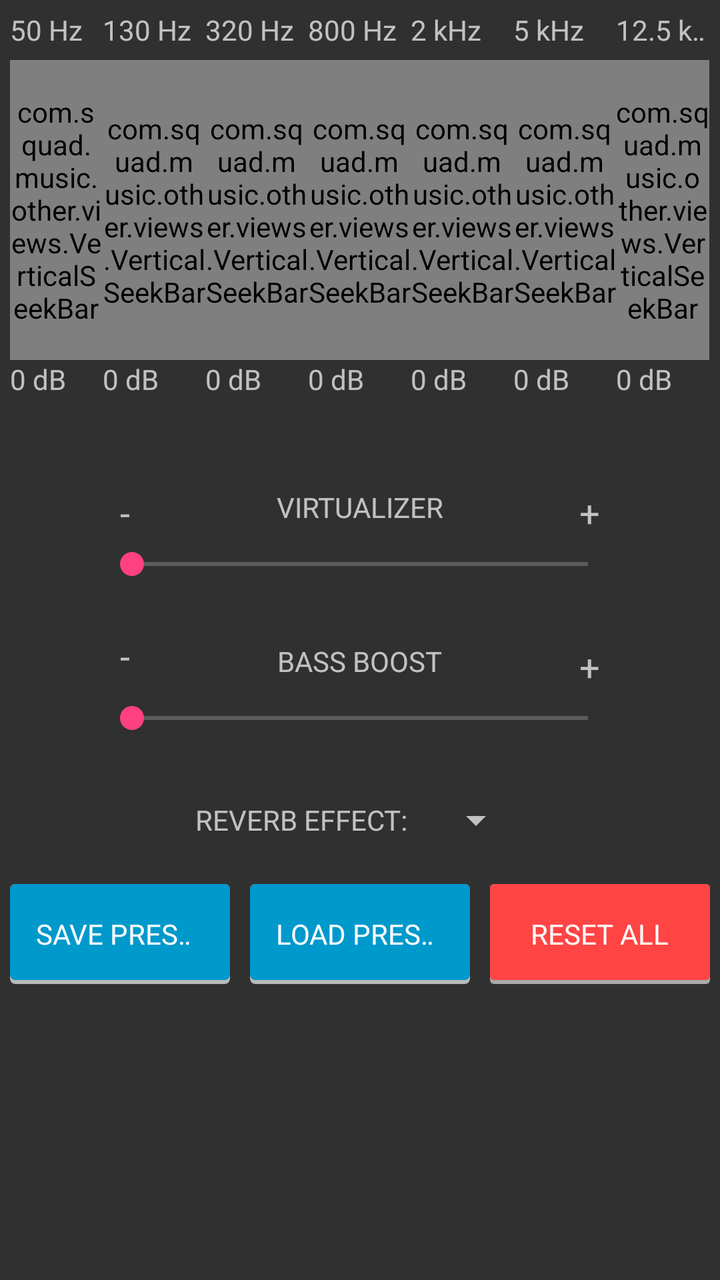
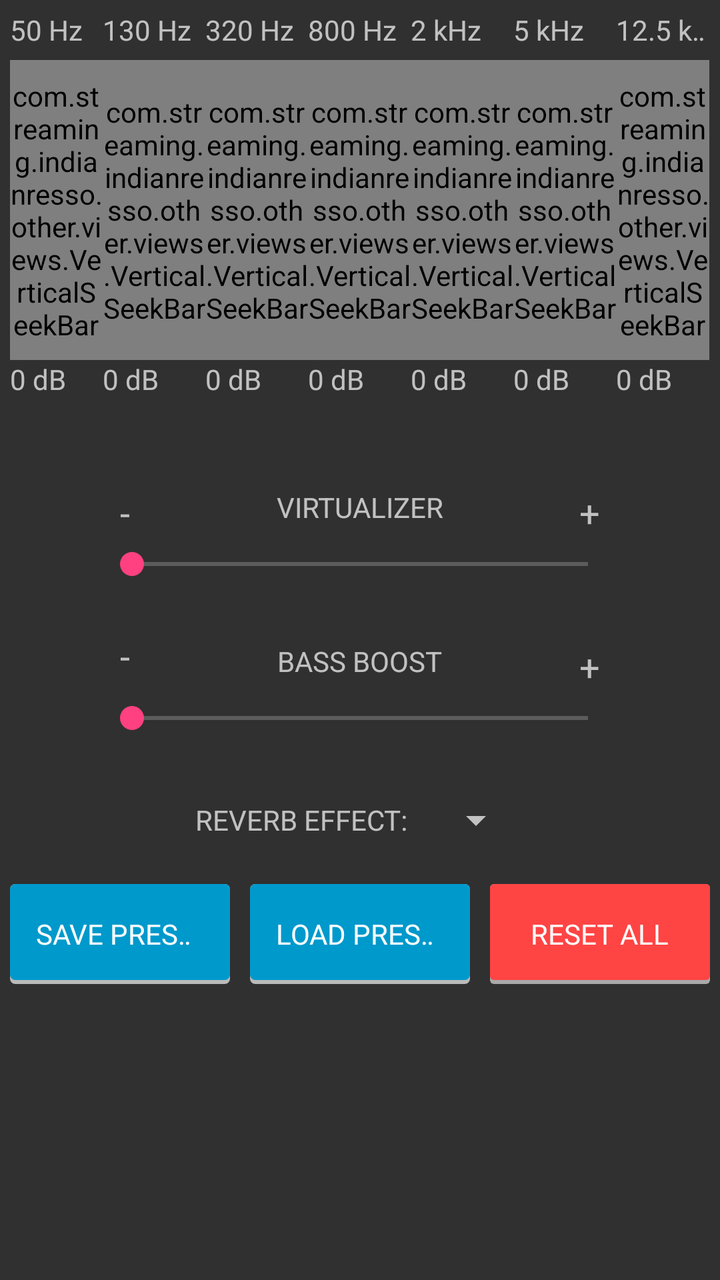

Before-and-after screenshots of an Android layout around one commit, followed by the original layout XML and the change that was made.
<!-- AndroidManifest.xml: application theme AppThemeDark -->
<!-- res/layout/fragment_equalizer.xml -->
<ScrollView xmlns:android="http://schemas.android.com/apk/res/android"
            xmlns:app="http://schemas.android.com/apk/res-auto"
            xmlns:tools="http://schemas.android.com/tools"
            android:id="@+id/equalizerScrollView"
            android:layout_width="match_parent"
            android:layout_height="match_parent"
            app:layout_behavior="@string/appbar_scrolling_view_behavior"
            tools:context=".ui.activity.EqualizerActivity"
            tools:showIn="@layout/activity_equalizer">

    <RelativeLayout
        android:layout_width="match_parent"
        android:layout_height="match_parent">

        <LinearLayout
            android:id="@+id/equalizerLinearLayout"
            android:layout_width="wrap_content"
            android:layout_height="wrap_content"
            android:layout_centerHorizontal="true"
            android:orientation="horizontal">

            

            <RelativeLayout
                android:layout_width="0dp"
                android:layout_height="match_parent"
                android:layout_weight="0.2"
                android:paddingLeft="5dp">

                <com.squad.music.other.views.VerticalSeekBar
                    android:id="@+id/equalizer50Hz"
                    android:layout_width="wrap_content"
                    android:layout_height="150dp"
                    android:layout_marginTop="30dp"
                    android:max="31"
                    android:progress="16"/>

                <TextView
                    android:id="@+id/text50Hz"
                    android:layout_width="fill_parent"
                    android:layout_height="wrap_content"
                    android:layout_alignLeft="@+id/equalizer50Hz"
                    android:layout_alignTop="@+id/equalizer50Hz"
                    android:layout_marginTop="-25dp"
                    android:ellipsize="marquee"
                    android:singleLine="true"
                    android:text="50 Hz"
                    android:textAppearance="?android:attr/textAppearanceSmall"/>

                <TextView
                    android:id="@+id/text50HzGain"
                    android:layout_width="wrap_content"
                    android:layout_height="wrap_content"
                    android:layout_alignParentLeft="true"
                    android:layout_below="@+id/equalizer50Hz"
                    android:ellipsize="marquee"
                    android:singleLine="true"
                    android:text="0 dB"
                    android:textAppearance="?android:attr/textAppearanceSmall"/>
            </RelativeLayout>

            

            <RelativeLayout
                android:layout_width="0dp"
                android:layout_height="match_parent"
                android:layout_weight="0.2">

                <com.squad.music.other.views.VerticalSeekBar
                    android:id="@+id/equalizer130Hz"
                    android:layout_width="wrap_content"
                    android:layout_height="150dp"
                    android:layout_marginTop="30dp"
                    android:max="31"
                    android:progress="16"/>

                <TextView
                    android:id="@+id/text130Hz"
                    android:layout_width="fill_parent"
                    android:layout_height="wrap_content"
                    android:layout_alignParentLeft="true"
                    android:layout_alignParentRight="true"
                    android:layout_alignTop="@+id/equalizer130Hz"
                    android:layout_marginTop="-25dp"
                    android:ellipsize="marquee"
                    android:singleLine="true"
                    android:text="130 Hz"
                    android:textAppearance="?android:attr/textAppearanceSmall"/>

                <TextView
                    android:id="@+id/text130HzGain"
                    android:layout_width="wrap_content"
                    android:layout_height="wrap_content"
                    android:layout_alignParentLeft="true"
                    android:layout_below="@+id/equalizer130Hz"
                    android:ellipsize="marquee"
                    android:singleLine="true"
                    android:text="0 dB"
                    android:textAppearance="?android:attr/textAppearanceSmall"/>
            </RelativeLayout>

            

            <RelativeLayout
                android:layout_width="0dp"
                android:layout_height="match_parent"
                android:layout_weight="0.2">

                <com.squad.music.other.views.VerticalSeekBar
                    android:id="@+id/equalizer320Hz"
                    android:layout_width="wrap_content"
                    android:layout_height="150dp"
                    android:layout_marginTop="30dp"
                    android:max="31"
                    android:progress="16"/>

                <TextView
                    android:id="@+id/text320Hz"
                    android:layout_width="fill_parent"
                    android:layout_height="wrap_content"
                    android:layout_alignParentLeft="true"
                    android:layout_alignParentRight="true"
                    android:layout_alignTop="@+id/equalizer320Hz"
                    android:layout_marginTop="-25dp"
                    android:ellipsize="marquee"
                    android:singleLine="true"
                    android:text="320 Hz"
                    android:textAppearance="?android:attr/textAppearanceSmall"/>

                <TextView
                    android:id="@+id/text320HzGain"
                    android:layout_width="wrap_content"
                    android:layout_height="wrap_content"
                    android:layout_alignParentLeft="true"
                    android:layout_below="@+id/equalizer320Hz"
                    android:ellipsize="marquee"
                    android:singleLine="true"
                    android:text="0 dB"
                    android:textAppearance="?android:attr/textAppearanceSmall"/>
            </RelativeLayout>

            

            <RelativeLayout
                android:layout_width="0dp"
                android:layout_height="match_parent"
                android:layout_weight="0.2">

                <com.squad.music.other.views.VerticalSeekBar
                    android:id="@+id/equalizer800Hz"
                    android:layout_width="wrap_content"
                    android:layout_height="150dp"
                    android:layout_marginTop="30dp"
                    android:max="31"
                    android:progress="16"/>

                <TextView
                    android:id="@+id/text800Hz"
                    android:layout_width="fill_parent"
                    android:layout_height="wrap_content"
                    android:layout_alignParentLeft="true"
                    android:layout_alignParentRight="true"
                    android:layout_alignTop="@+id/equalizer800Hz"
                    android:layout_marginTop="-25dp"
                    android:ellipsize="marquee"
                    android:singleLine="true"
                    android:text="800 Hz"
                    android:textAppearance="?android:attr/textAppearanceSmall"/>

                <TextView
                    android:id="@+id/text800HzGain"
                    android:layout_width="wrap_content"
                    android:layout_height="wrap_content"
                    android:layout_alignParentLeft="true"
                    android:layout_below="@+id/equalizer800Hz"
                    android:ellipsize="marquee"
                    android:singleLine="true"
                    android:text="0 dB"
                    android:textAppearance="?android:attr/textAppearanceSmall"/>
            </RelativeLayout>

            

            <RelativeLayout
                android:layout_width="0dp"
                android:layout_height="match_parent"
                android:layout_weight="0.2">

                <com.squad.music.other.views.VerticalSeekBar
                    android:id="@+id/equalizer2kHz"
                    android:layout_width="wrap_content"
                    android:layout_height="150dp"
                    android:layout_marginTop="30dp"
                    android:max="31"
                    android:progress="16"/>

                <TextView
                    android:id="@+id/text2kHz"
                    android:layout_width="fill_parent"
                    android:layout_height="wrap_content"
                    android:layout_alignParentLeft="true"
                    android:layout_alignParentRight="true"
                    android:layout_alignTop="@+id/equalizer2kHz"
                    android:layout_marginTop="-25dp"
                    android:ellipsize="marquee"
                    android:singleLine="true"
                    android:text="2 kHz"
                    android:textAppearance="?android:attr/textAppearanceSmall"/>

                <TextView
                    android:id="@+id/text2kHzGain"
                    android:layout_width="wrap_content"
                    android:layout_height="wrap_content"
                    android:layout_alignParentLeft="true"
                    android:layout_below="@+id/equalizer2kHz"
                    android:ellipsize="marquee"
                    android:singleLine="true"
                    android:text="0 dB"
                    android:textAppearance="?android:attr/textAppearanceSmall"/>
            </RelativeLayout>

            

            <RelativeLayout
                android:layout_width="0dp"
                android:layout_height="match_parent"
                android:layout_weight="0.2">

                <com.squad.music.other.views.VerticalSeekBar
                    android:id="@+id/equalizer5kHz"
                    android:layout_width="wrap_content"
                    android:layout_height="150dp"
                    android:layout_marginTop="30dp"
                    android:max="31"
                    android:progress="16"/>

                <TextView
                    android:id="@+id/text5kHz"
                    android:layout_width="fill_parent"
                    android:layout_height="wrap_content"
                    android:layout_alignParentLeft="true"
                    android:layout_alignParentRight="true"
                    android:layout_alignTop="@+id/equalizer5kHz"
                    android:layout_marginTop="-25dp"
                    android:ellipsize="marquee"
                    android:singleLine="true"
                    android:text="5 kHz"
                    android:textAppearance="?android:attr/textAppearanceSmall"/>

                <TextView
                    android:id="@+id/text5kHzGain"
                    android:layout_width="wrap_content"
                    android:layout_height="wrap_content"
                    android:layout_alignParentLeft="true"
                    android:layout_below="@+id/equalizer5kHz"
                    android:ellipsize="marquee"
                    android:singleLine="true"
                    android:text="0 dB"
                    android:textAppearance="?android:attr/textAppearanceSmall"/>
            </RelativeLayout>

            

            <RelativeLayout
                android:layout_width="0dp"
                android:layout_height="match_parent"
                android:layout_weight="0.2"
                android:paddingRight="5dp">

                <com.squad.music.other.views.VerticalSeekBar
                    android:id="@+id/equalizer12_5kHz"
                    android:layout_width="wrap_content"
                    android:layout_height="150dp"
                    android:layout_marginTop="30dp"
                    android:max="31"
                    android:progress="16"/>

                <TextView
                    android:id="@+id/text12_5kHz"
                    android:layout_width="fill_parent"
                    android:layout_height="wrap_content"
                    android:layout_alignParentLeft="true"
                    android:layout_alignParentRight="true"
                    android:layout_alignTop="@+id/equalizer12_5kHz"
                    android:layout_marginTop="-25dp"
                    android:ellipsize="marquee"
                    android:singleLine="true"
                    android:text="12.5 kHz"
                    android:textAppearance="?android:attr/textAppearanceSmall"/>

                <TextView
                    android:id="@+id/text12_5kHzGain"
                    android:layout_width="wrap_content"
                    android:layout_height="wrap_content"
                    android:layout_alignParentLeft="true"
                    android:layout_below="@+id/equalizer12_5kHz"
                    android:ellipsize="marquee"
                    android:singleLine="true"
                    android:text="0 dB"
                    android:textAppearance="?android:attr/textAppearanceSmall"/>
            </RelativeLayout>

        </LinearLayout>

        <RelativeLayout
            android:id="@+id/audio_fx_layout"
            android:layout_width="match_parent"
            android:layout_height="wrap_content"
            android:layout_below="@+id/equalizerLinearLayout"
            android:layout_marginTop="10dp">

            <TextView
                android:id="@+id/virtualizer_title_text"
                android:layout_width="wrap_content"
                android:layout_height="wrap_content"
                android:layout_alignParentTop="true"
                android:layout_centerHorizontal="true"
                android:layout_marginTop="35dp"
                android:text="@string/virtualizer_caps"
                android:textAppearance="?android:attr/textAppearanceSmall"/>

            <SeekBar
                android:id="@+id/virtualizer_seekbar"
                android:layout_width="match_parent"
                android:layout_height="wrap_content"
                android:layout_below="@+id/virtualizer_title_text"
                android:layout_centerHorizontal="true"
                android:layout_marginLeft="50dp"
                android:layout_marginRight="50dp"
                android:layout_marginTop="10dp"/>

            <TextView
                android:id="@+id/textView2"
                android:layout_width="wrap_content"
                android:layout_height="wrap_content"
                android:layout_alignLeft="@+id/virtualizer_seekbar"
                android:layout_alignTop="@+id/virtualizer_title_text"
                android:layout_marginLeft="10dp"
                android:text="-"
                android:textAppearance="?android:attr/textAppearanceMedium"/>

            <TextView
                android:id="@+id/textView3"
                android:layout_width="wrap_content"
                android:layout_height="wrap_content"
                android:layout_alignRight="@+id/virtualizer_seekbar"
                android:layout_alignTop="@+id/virtualizer_title_text"
                android:layout_marginRight="10dp"
                android:text="+"
                android:textAppearance="?android:attr/textAppearanceMedium"/>

            <TextView
                android:id="@+id/bass_boost_title_text"
                android:layout_width="wrap_content"
                android:layout_height="wrap_content"
                android:layout_below="@+id/virtualizer_seekbar"
                android:layout_centerHorizontal="true"
                android:layout_marginTop="30dp"
                android:text="@string/bass_boost_caps"
                android:textAppearance="?android:attr/textAppearanceSmall"/>

            <SeekBar
                android:id="@+id/bass_boost_seekbar"
                android:layout_width="match_parent"
                android:layout_height="wrap_content"
                android:layout_below="@+id/bass_boost_title_text"
                android:layout_centerHorizontal="true"
                android:layout_marginLeft="50dp"
                android:layout_marginRight="50dp"
                android:layout_marginTop="10dp"/>

            <TextView
                android:layout_width="wrap_content"
                android:layout_height="wrap_content"
                android:layout_alignBottom="@+id/bass_boost_title_text"
                android:layout_alignLeft="@+id/textView2"
                android:text="-"
                android:textAppearance="?android:attr/textAppearanceMedium"/>

            <TextView
                android:layout_width="wrap_content"
                android:layout_height="wrap_content"
                android:layout_alignRight="@+id/textView3"
                android:layout_alignTop="@+id/bass_boost_title_text"
                android:text="+"
                android:textAppearance="?android:attr/textAppearanceMedium"/>

            <LinearLayout
                android:layout_width="wrap_content"
                android:layout_height="wrap_content"
                android:layout_below="@+id/bass_boost_seekbar"
                android:layout_centerHorizontal="true"
                android:layout_marginTop="30dp"
                android:gravity="center"
                android:orientation="horizontal">

                <TextView
                    android:id="@+id/reverb_title_text"
                    android:layout_width="wrap_content"
                    android:layout_height="wrap_content"
                    android:text="@string/reverb_caps"
                    android:textAppearance="?android:attr/textAppearanceSmall"/>

                <Spinner
                    android:id="@+id/reverb_spinner"
                    android:layout_width="wrap_content"
                    android:layout_height="wrap_content"
                    android:layout_marginLeft="10dp"/>
            </LinearLayout>
        </RelativeLayout>

        <LinearLayout
            android:layout_width="wrap_content"
            android:layout_height="60dp"
            android:layout_alignParentBottom="true"
            android:layout_below="@+id/audio_fx_layout"
            android:layout_marginBottom="10dp"
            android:layout_marginTop="10dp"
            android:orientation="horizontal">

            <RelativeLayout
                android:id="@+id/saveAsPresetButton"
                android:layout_width="wrap_content"
                android:layout_height="wrap_content"
                android:layout_marginBottom="10dp"
                android:layout_marginLeft="5dp"
                android:layout_marginRight="5dp"
                android:layout_weight="1"
                android:background="@drawable/card_holo_blue">

                <RelativeLayout
                    android:layout_width="match_parent"
                    android:layout_height="match_parent"
                    android:background="?android:selectableItemBackground">

                    <TextView
                        android:id="@+id/save_as_preset_text"
                        android:layout_width="wrap_content"
                        android:layout_height="wrap_content"
                        android:layout_centerInParent="true"
                        android:ellipsize="marquee"
                        android:padding="5dp"
                        android:singleLine="true"
                        android:text="@string/save_preset_caps"
                        android:textColor="#FFFFFF"/>

                </RelativeLayout>

            </RelativeLayout>

            <RelativeLayout
                android:id="@+id/loadPresetButton"
                android:layout_width="wrap_content"
                android:layout_height="wrap_content"
                android:layout_marginBottom="10dp"
                android:layout_marginLeft="5dp"
                android:layout_marginRight="5dp"
                android:layout_weight="1"
                android:background="@drawable/card_holo_blue">

                <RelativeLayout
                    android:layout_width="match_parent"
                    android:layout_height="match_parent"
                    android:background="?android:selectableItemBackground">

                    <TextView
                        android:id="@+id/load_preset_text"
                        android:layout_width="wrap_content"
                        android:layout_height="wrap_content"
                        android:layout_centerInParent="true"
                        android:ellipsize="marquee"
                        android:padding="5dp"
                        android:singleLine="true"
                        android:text="@string/load_preset_caps"
                        android:textColor="#FFFFFF"/>

                </RelativeLayout>

            </RelativeLayout>

            <RelativeLayout
                android:id="@+id/resetAllButton"
                android:layout_width="wrap_content"
                android:layout_height="wrap_content"
                android:layout_marginBottom="10dp"
                android:layout_marginLeft="5dp"
                android:layout_marginRight="5dp"
                android:layout_weight="1"
                android:background="@drawable/card_holo_red">

                <RelativeLayout
                    android:layout_width="match_parent"
                    android:layout_height="match_parent"
                    android:background="?android:selectableItemBackground">

                    <TextView
                        android:id="@+id/reset_all_text"
                        android:layout_width="wrap_content"
                        android:layout_height="wrap_content"
                        android:layout_centerInParent="true"
                        android:ellipsize="marquee"
                        android:padding="5dp"
                        android:singleLine="true"
                        android:text="@string/reset_all_caps"
                        android:textColor="#FFFFFF"/>

                </RelativeLayout>

            </RelativeLayout>

        </LinearLayout>

    </RelativeLayout>

</ScrollView>
<!-- res/layout/activity_equalizer.xml (included above) -->
<?xml version="1.0" encoding="utf-8"?>
<android.support.design.widget.CoordinatorLayout
    xmlns:android="http://schemas.android.com/apk/res/android"
    xmlns:app="http://schemas.android.com/apk/res-auto"
    xmlns:tools="http://schemas.android.com/tools"
    android:layout_width="match_parent"
    android:layout_height="match_parent"
    tools:context=".ui.activity.EqualizerActivity">

    <android.support.design.widget.AppBarLayout
        android:layout_width="match_parent"
        android:layout_height="wrap_content"
        android:theme="@style/AppTheme.AppBarOverlay">

        <android.support.v7.widget.Toolbar
            android:id="@+id/toolbar"
            android:layout_width="match_parent"
            android:layout_height="?attr/actionBarSize"
            android:background="?attr/colorPrimary"
            app:popupTheme="@style/AppTheme.PopupOverlay"/>

    </android.support.design.widget.AppBarLayout>

    <include layout="@layout/fragment_equalizer"/>
</android.support.design.widget.CoordinatorLayout>
<!-- resources referenced by this layout -->
<resources>
  <!-- drawable card_holo_blue (drawable) -->
  <?xml version="1.0" encoding="utf-8"?>
  <layer-list xmlns:android="http://schemas.android.com/apk/res/android">
  	<item>
  		<shape android:shape="rectangle"
  			android:dither="true">
  
  			<corners android:radius="2.5dp"/>
  
  			<solid android:color="#BBBBBB" />
  
  		</shape>
  	</item>
  
  	<item android:bottom="2dp">
  		<shape android:shape="rectangle"
  			android:dither="true">
  
  			<corners android:radius="2.5dp" />
  
  			<solid android:color="#0099CC" />
  
  			<padding android:bottom="8dp"
  				android:left="8dp"
  				android:right="8dp"
  				android:top="8dp" />
  		</shape>
  	</item>
  </layer-list>
  <!-- drawable card_holo_red (drawable) -->
  <?xml version="1.0" encoding="utf-8"?>
  <layer-list xmlns:android="http://schemas.android.com/apk/res/android">
  	<item>
  		<shape android:shape="rectangle"
  			android:dither="true">
  
  			<corners android:radius="2dp"/>
  
  			<solid android:color="#AAAAAA" />
  
  		</shape>
  	</item>
  
  	<item android:bottom="2dp">
  		<shape android:shape="rectangle"
  			android:dither="true">
  
  			<corners android:radius="2dp" />
  
  			<solid android:color="#FF4444" />
  
  			<padding android:bottom="8dp"
  				android:left="8dp"
  				android:right="8dp"
  				android:top="8dp" />
  		</shape>
  	</item>
  </layer-list>
  <string name="bass_boost_caps">BASS BOOST</string>
  <string name="load_preset_caps">LOAD PRESET</string>
  <string name="reset_all_caps">RESET ALL</string>
  <string name="reverb_caps">REVERB EFFECT:</string>
  <string name="save_preset_caps">SAVE PRESET</string>
  <string name="virtualizer_caps">VIRTUALIZER</string>
  <style name="AppTheme.AppBarOverlay" parent="ThemeOverlay.AppCompat.Dark.ActionBar" />
  <style name="AppTheme.PopupOverlay" parent="ThemeOverlay.AppCompat.Light">
          <item name="android:popupBackground">@color/light_background</item>
      </style>
  <style name="AppThemeDark" parent="Theme.AppCompat">
          
          <item name="colorPrimary">@color/colorPrimary</item>
          <item name="colorPrimaryDark">@color/colorPrimaryDark</item>
          <item name="colorAccent">@color/colorAccent</item>
  
          
          <item name="windowActionBar">false</item>
          <item name="windowNoTitle">true</item>
      </style>
  <color name="light_background">#DDDDDD</color>
  <color name="colorPrimary">#5c3145</color>
  <color name="colorPrimaryDark">#000000</color>
  <color name="colorAccent">#FF4081</color>
</resources>

<!-- the commit's change to res/layout/fragment_equalizer.xml (unified diff, before → after) -->
@@ -27,7 +27,7 @@
                 android:layout_weight="0.2"
                 android:paddingLeft="5dp">
 
-                <com.squad.music.other.views.VerticalSeekBar
+                <com.streaming.indianresso.other.views.VerticalSeekBar
                     android:id="@+id/equalizer50Hz"
                     android:layout_width="wrap_content"
                     android:layout_height="150dp"
@@ -66,7 +66,7 @@
                 android:layout_height="match_parent"
                 android:layout_weight="0.2">
 
-                <com.squad.music.other.views.VerticalSeekBar
+                <com.streaming.indianresso.other.views.VerticalSeekBar
                     android:id="@+id/equalizer130Hz"
                     android:layout_width="wrap_content"
                     android:layout_height="150dp"
@@ -106,7 +106,7 @@
                 android:layout_height="match_parent"
                 android:layout_weight="0.2">
 
-                <com.squad.music.other.views.VerticalSeekBar
+                <com.streaming.indianresso.other.views.VerticalSeekBar
                     android:id="@+id/equalizer320Hz"
                     android:layout_width="wrap_content"
                     android:layout_height="150dp"
@@ -146,7 +146,7 @@
                 android:layout_height="match_parent"
                 android:layout_weight="0.2">
 
-                <com.squad.music.other.views.VerticalSeekBar
+                <com.streaming.indianresso.other.views.VerticalSeekBar
                     android:id="@+id/equalizer800Hz"
                     android:layout_width="wrap_content"
                     android:layout_height="150dp"
@@ -186,7 +186,7 @@
                 android:layout_height="match_parent"
                 android:layout_weight="0.2">
 
-                <com.squad.music.other.views.VerticalSeekBar
+                <com.streaming.indianresso.other.views.VerticalSeekBar
                     android:id="@+id/equalizer2kHz"
                     android:layout_width="wrap_content"
                     android:layout_height="150dp"
@@ -226,7 +226,7 @@
                 android:layout_height="match_parent"
                 android:layout_weight="0.2">
 
-                <com.squad.music.other.views.VerticalSeekBar
+                <com.streaming.indianresso.other.views.VerticalSeekBar
                     android:id="@+id/equalizer5kHz"
                     android:layout_width="wrap_content"
                     android:layout_height="150dp"
@@ -267,7 +267,7 @@
                 android:layout_weight="0.2"
                 android:paddingRight="5dp">
 
-                <com.squad.music.other.views.VerticalSeekBar
+                <com.streaming.indianresso.other.views.VerticalSeekBar
                     android:id="@+id/equalizer12_5kHz"
                     android:layout_width="wrap_content"
                     android:layout_height="150dp"
@@ -515,7 +515,7 @@
 </ScrollView>
 <!-- res/layout/activity_equalizer.xml (included above) -->
 <?xml version="1.0" encoding="utf-8"?>
-<android.support.design.widget.CoordinatorLayout
+<androidx.coordinatorlayout.widget.CoordinatorLayout
     xmlns:android="http://schemas.android.com/apk/res/android"
     xmlns:app="http://schemas.android.com/apk/res-auto"
     xmlns:tools="http://schemas.android.com/tools"
@@ -523,19 +523,19 @@
     android:layout_height="match_parent"
     tools:context=".ui.activity.EqualizerActivity">
 
-    <android.support.design.widget.AppBarLayout
+    <com.google.android.material.appbar.AppBarLayout
         android:layout_width="match_parent"
         android:layout_height="wrap_content"
         android:theme="@style/AppTheme.AppBarOverlay">
 
-        <android.support.v7.widget.Toolbar
+        <androidx.appcompat.widget.Toolbar
             android:id="@+id/toolbar"
             android:layout_width="match_parent"
             android:layout_height="?attr/actionBarSize"
             android:background="?attr/colorPrimary"
             app:popupTheme="@style/AppTheme.PopupOverlay"/>
 
-    </android.support.design.widget.AppBarLayout>
+    </com.google.android.material.appbar.AppBarLayout>
 
     <include layout="@layout/fragment_equalizer"/>
-</android.support.design.widget.CoordinatorLayout>
+</androidx.coordinatorlayout.widget.CoordinatorLayout>
